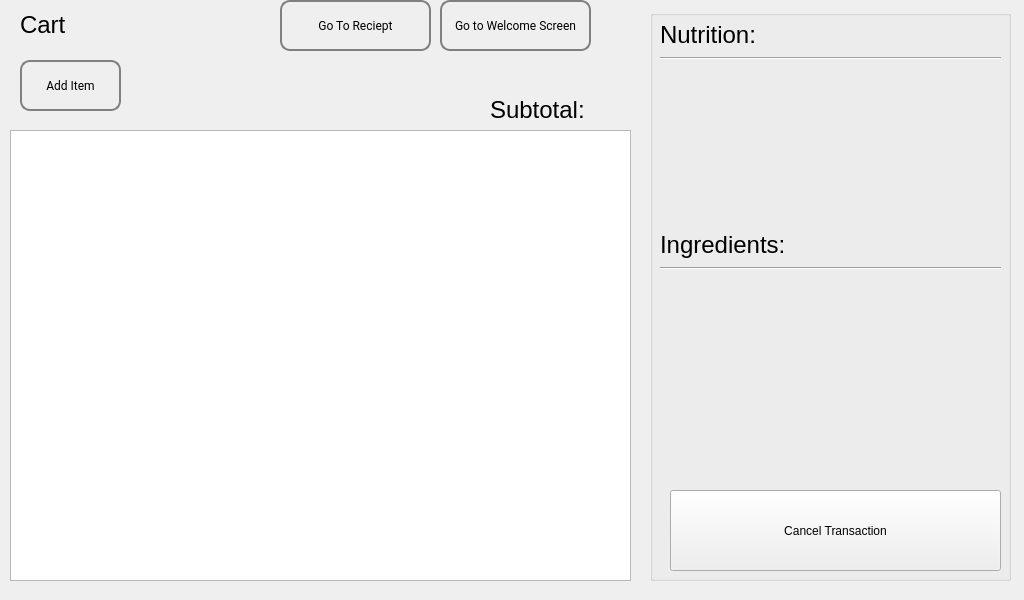
The window that ui/cart_screen.ui (ComputerScienceHouse/bits-n-bytes-ui) describes before a commit, drawn with Qt 5.
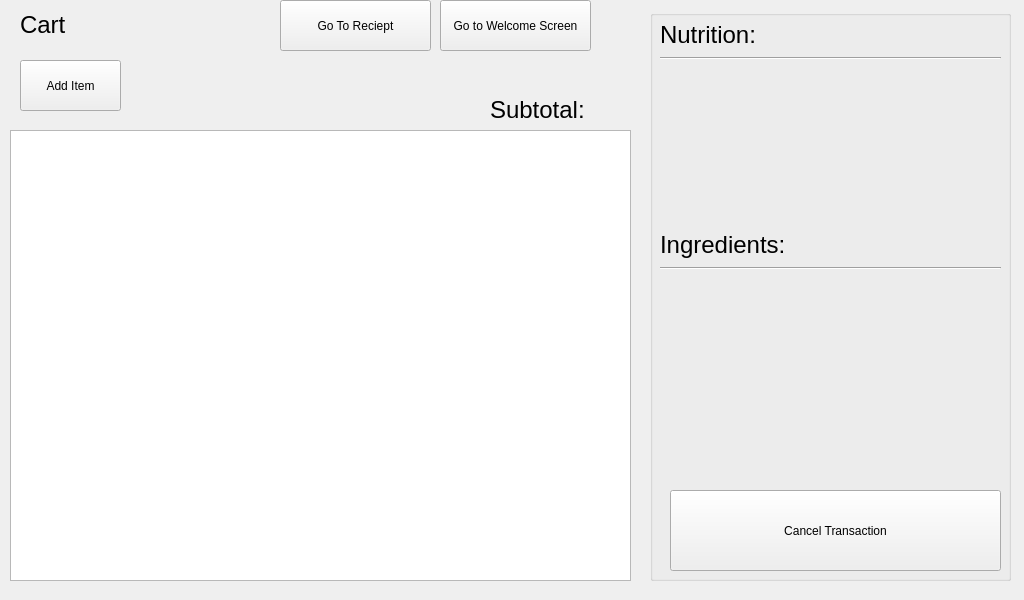
The same window after the commit.

Diff of the .ui file:
```diff
--- a/ui/cart_screen.ui
+++ b/ui/cart_screen.ui
@@ -59,8 +59,7 @@
      </rect>
     </property>
     <property name="styleSheet">
-     <string notr="true">QPushButton{border: 2px solid grey; border-radius: 10px; padding: 5px; font-family: Roboto;}
-</string>
+     <string notr="true"/>
     </property>
     <property name="text">
      <string>Go to Welcome Screen</string>
@@ -187,8 +186,7 @@
      </rect>
     </property>
     <property name="styleSheet">
-     <string notr="true">QPushButton{border: 2px solid grey; border-radius: 10px; padding: 5px; font-family: Roboto;}
-</string>
+     <string notr="true"/>
     </property>
     <property name="text">
      <string>Go To Reciept</string>
@@ -204,8 +202,7 @@
      </rect>
     </property>
     <property name="styleSheet">
-     <string notr="true">QPushButton{border: 2px solid grey; border-radius: 10px; padding: 5px; font-family: Roboto;}
-</string>
+     <string notr="true"/>
     </property>
     <property name="text">
      <string>Add Item</string>
```
Left out of the diff: 9 changed lines with no effect on the pictures.
